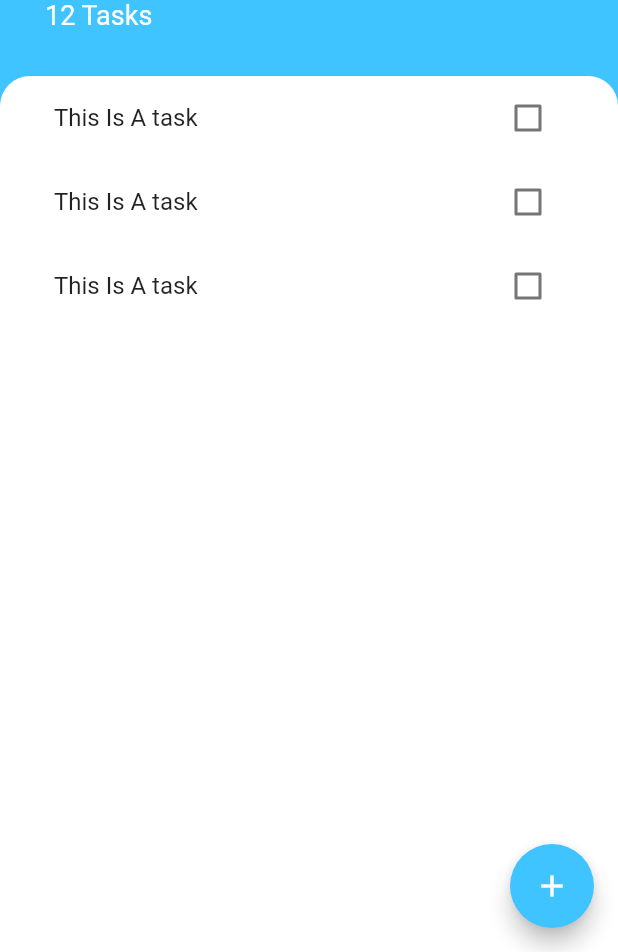
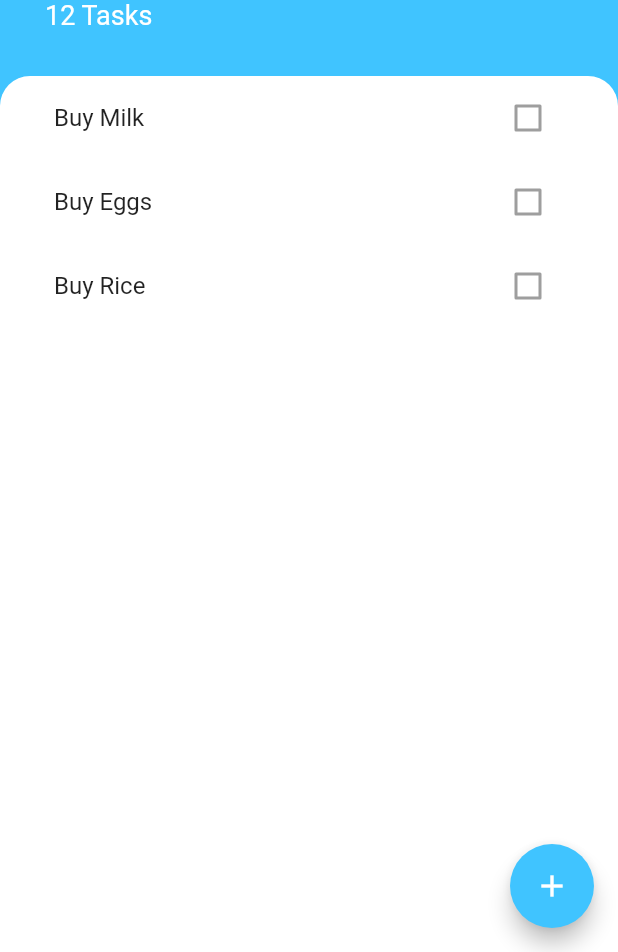
Before and after one commit to NdegwaJulius/Todoey-App, a Flutter app: the screen it shows after launch, on a phone screen of 412 x 824 dp, the part 284-1236 px from its top. Run offline on Flutter 3.47's test engine with Material 2 defaults, Android fonts, the phone set to English and light mode, and no system bars.

Commit message:
Managing state,added task model

```diff
--- /dev/null
+++ b/lib/components/components.dart
@@ -0,0 +1,6 @@
+export 'package:todoey/models/task.dart';
+export 'package:todoey/screens/add-task-tree.dart';
+export 'package:todoey/screens/tasks_screen.dart';
+export 'package:todoey/widgets/checkbox.dart';
+export 'package:todoey/widgets/task-tile.dart';
+export 'package:todoey/widgets/tasks-list.dart';
--- /dev/null
+++ b/lib/models/task.dart
@@ -0,0 +1,10 @@
+class Task {
+  final String name;
+  bool isDone;
+
+  Task({required this.name, this.isDone = false});
+
+  void toggleDone() {
+    isDone = !isDone;
+  }
+}
--- a/lib/widgets/task-tile.dart
+++ b/lib/widgets/task-tile.dart
@@ -1,49 +1,31 @@
 import 'package:flutter/material.dart';
 
-class TaskTile extends StatefulWidget {
-  const TaskTile({Key? key}) : super(key: key);
+class TaskTile extends StatelessWidget {
+  final bool isChecked;
+  final String taskTitle;
 
-  @override
-  State<TaskTile> createState() => _TaskTileState();
-}
-
-class _TaskTileState extends State<TaskTile> {
-  bool isChecked = false;
-  void checkBoxCallback(bool? checkboxState) {
-    if (checkboxState != null) {
-      setState(() {
-        isChecked = checkboxState;
-      });
-    }
-  }
+  const TaskTile({super.key, required this.isChecked, required this.taskTitle});
+  // void checkBoxCallback(bool? checkboxState) {
+  //   if (checkboxState != null) {
+  //     setState(() {
+  //       isChecked = checkboxState;
+  //     });
+  //   }
+  // }
 
   @override
   Widget build(BuildContext context) {
     return ListTile(
       title: Text(
-        'This Is A task',
+        taskTitle,
         style: TextStyle(
             decoration: isChecked ? TextDecoration.lineThrough : null),
       ),
-      trailing: TaskCheckbox(
-          checkboxState: isChecked, toggleCheckboxstate: checkBoxCallback),
+      trailing: Checkbox(
+        activeColor: Colors.lightBlueAccent,
+        value: isChecked,
+        onChanged: null,
+      ),
     );
   }
 }
-
-class TaskCheckbox extends StatelessWidget {
-  final bool checkboxState;
-  final void Function(bool?)? toggleCheckboxstate;
-  const TaskCheckbox(
-      {super.key,
-      required this.checkboxState,
-      required this.toggleCheckboxstate});
-
-  @override
-  Widget build(BuildContext context) {
-    return Checkbox(
-        activeColor: Colors.lightBlueAccent,
-        value: checkboxState,
-        onChanged: toggleCheckboxstate);
-  }
-}
--- a/lib/widgets/tasks-list.dart
+++ b/lib/widgets/tasks-list.dart
@@ -1,14 +1,24 @@
 import 'package:flutter/material.dart';
-import 'package:todoey/widgets/task-tile.dart';
+import 'package:todoey/components/components.dart';
 
-class TasksList extends StatelessWidget {
+class TasksList extends StatefulWidget {
+  @override
+  State<TasksList> createState() => _TasksListState();
+}
+
+class _TasksListState extends State<TasksList> {
+  List<Task> tasks = [
+    Task(name: 'Buy Milk'),
+    Task(name: 'Buy Eggs'),
+    Task(name: 'Buy Rice')
+  ];
   @override
   Widget build(BuildContext context) {
     return ListView(
       children: <Widget>[
-        TaskTile(),
-        TaskTile(),
-        TaskTile(),
+        TaskTile(taskTitle: tasks[0].name, isChecked: tasks[0].isDone),
+        TaskTile(taskTitle: tasks[1].name, isChecked: tasks[1].isDone),
+        TaskTile(taskTitle: tasks[2].name, isChecked: tasks[2].isDone)
       ],
     );
   }
```
Also changed, not shown: lib/main.dart (+5 -7 lines), lib/screens/tasks_screen.dart (+31 -32 lines), lib/widgets/checkbox.dart (added, +18 -0 lines).
